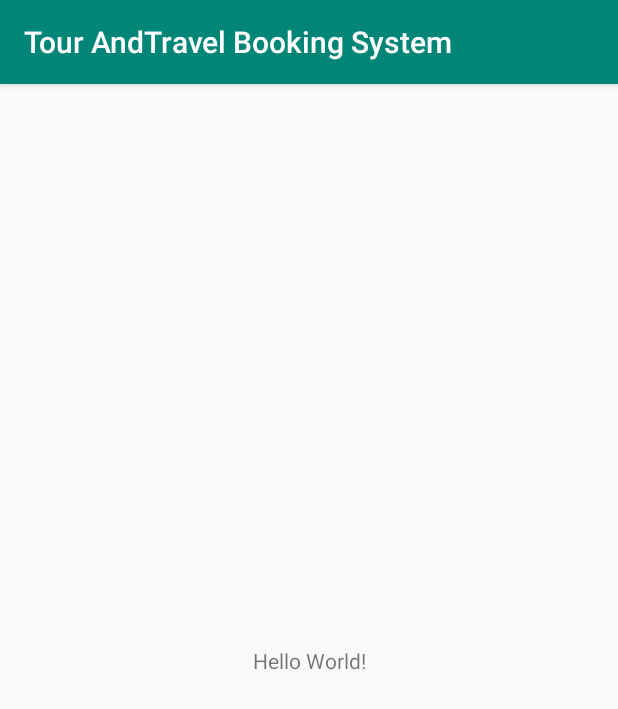
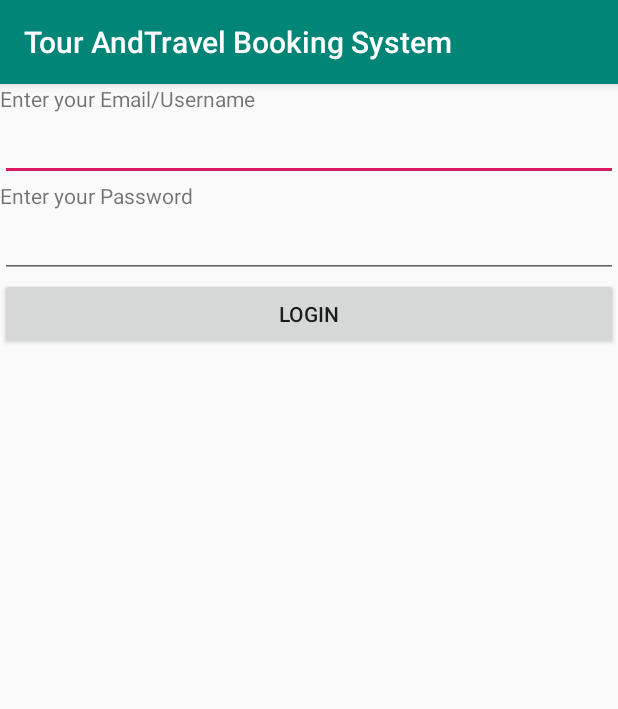
Before and after one commit to rmfadera10/TourAndTravelBookingSystem, an Android app: the screen it shows after launch (MainActivity before the commit, LoginActivity after it), on a phone screen of 412 x 824 dp. Shown: the top 709 px of the screen. Run offline under Robolectric (Android 15) with nearby library versions, the phone set to English and light mode, and no system bars.

Commit message:
Simple Login Page

```diff
--- a/app/src/main/AndroidManifest.xml
+++ b/app/src/main/AndroidManifest.xml
@@ -9,7 +9,7 @@
         android:roundIcon="@mipmap/ic_launcher_round"
         android:supportsRtl="true"
         android:theme="@style/AppTheme">
-        <activity android:name=".MainActivity">
+        <activity android:name=".LoginActivity">
             <intent-filter>
                 <action android:name="android.intent.action.MAIN" />
 
--- a/app/src/main/java/com/letstravel/tourandtravelbookingsystem/MainActivity.java
+++ b/app/src/main/java/com/letstravel/tourandtravelbookingsystem/LoginActivity.java
@@ -4,11 +4,11 @@ import androidx.appcompat.app.AppCompatActivity;
 
 import android.os.Bundle;
 
-public class MainActivity extends AppCompatActivity {
+public class LoginActivity extends AppCompatActivity {
 
     @Override
     protected void onCreate(Bundle savedInstanceState) {
         super.onCreate(savedInstanceState);
-        setContentView(R.layout.activity_main);
+        setContentView(R.layout.activity_login);
     }
 }
--- /dev/null
+++ b/app/src/main/res/layout/activity_login.xml
@@ -0,0 +1,33 @@
+<?xml version="1.0" encoding="utf-8"?>
+<LinearLayout xmlns:android="http://schemas.android.com/apk/res/android"
+    xmlns:app="http://schemas.android.com/apk/res-auto"
+    xmlns:tools="http://schemas.android.com/tools"
+    android:layout_width="match_parent"
+    android:layout_height="match_parent"
+    android:orientation="vertical"
+    tools:context=".LoginActivity">
+
+    <TextView
+        android:layout_width="wrap_content"
+        android:layout_height="wrap_content"
+        android:text="Enter your Email/Username"
+         />
+
+    <EditText
+        android:layout_width="match_parent"
+        android:layout_height="wrap_content"/>
+
+    <TextView
+        android:layout_width="wrap_content"
+        android:layout_height="wrap_content"
+        android:text="Enter your Password"
+        />
+    <EditText
+        android:layout_width="match_parent"
+        android:layout_height="wrap_content"/>
+    <Button
+        android:layout_width="match_parent"
+        android:layout_height="wrap_content"
+        android:text="Login"/>
+
+</LinearLayout>
--- a/app/src/main/res/layout/activity_main.xml
+++ /dev/null
@@ -1,18 +0,0 @@
-<?xml version="1.0" encoding="utf-8"?>
-<androidx.constraintlayout.widget.ConstraintLayout xmlns:android="http://schemas.android.com/apk/res/android"
-    xmlns:app="http://schemas.android.com/apk/res-auto"
-    xmlns:tools="http://schemas.android.com/tools"
-    android:layout_width="match_parent"
-    android:layout_height="match_parent"
-    tools:context=".MainActivity">
-
-    <TextView
-        android:layout_width="wrap_content"
-        android:layout_height="wrap_content"
-        android:text="Hello World!"
-        app:layout_constraintBottom_toBottomOf="parent"
-        app:layout_constraintLeft_toLeftOf="parent"
-        app:layout_constraintRight_toRightOf="parent"
-        app:layout_constraintTop_toTopOf="parent" />
-
-</androidx.constraintlayout.widget.ConstraintLayout>
--- a/app/src/main/res/values/colors.xml
+++ b/app/src/main/res/values/colors.xml
@@ -3,4 +3,16 @@
     <color name="colorPrimary">#008577</color>
     <color name="colorPrimaryDark">#00574B</color>
     <color name="colorAccent">#D81B60</color>
+    <color name="themeColor">#11CFC5</color>
+
+    <!--normal colors-->
+    <color name="darkTextColor">#020000</color>
+
+
+    <!--colors for light mode-->
+    <color name="contentTextColor">#020000</color>
+    <color name="register_bk_color">#11CFC5</color>
+    <color name="login_bk_color">#fff</color>
+    <color name="whiteTextColor">#fff</color>
+    <color name="primaryTextColor">#11CFC5</color>
 </resources>
--- a/app/src/main/res/values/strings.xml
+++ b/app/src/main/res/values/strings.xml
@@ -1,3 +1,5 @@
 <resources>
     <string name="app_name">Tour AndTravel Booking System</string>
+    <string name="login_email_hint">Email</string>
+    <string name="login_password_hint">Password</string>
 </resources>
```
